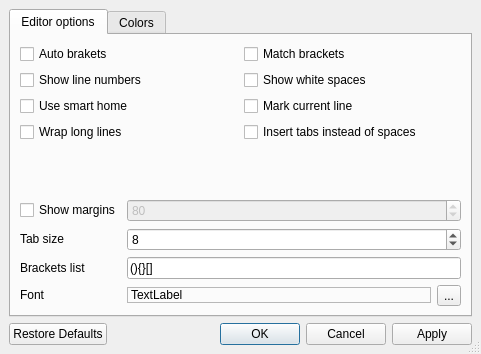
First picture: the form in tools/qtsourceview/demos/demo4/configdialog.ui, repository diegoiast/qtsourceview, before the edit.
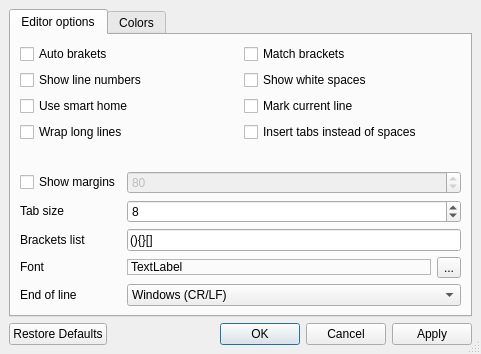
Second picture: the form after the edit. Custom widgets are drawn as their Qt base class.

The edit to the form file:
```diff
--- a/tools/qtsourceview/demos/demo4/configdialog.ui
+++ b/tools/qtsourceview/demos/demo4/configdialog.ui
@@ -292,6 +292,37 @@
            </item>
           </layout>
          </item>
+         <item row="4" column="0" >
+          <widget class="QLabel" name="label_5" >
+           <property name="text" >
+            <string>End of line</string>
+           </property>
+          </widget>
+         </item>
+         <item row="4" column="1" >
+          <widget class="QComboBox" name="endOfLineComboBox" >
+           <item>
+            <property name="text" >
+             <string>Windows (CR/LF)</string>
+            </property>
+           </item>
+           <item>
+            <property name="text" >
+             <string>Unix (CR)</string>
+            </property>
+           </item>
+           <item>
+            <property name="text" >
+             <string>Mac (LF)</string>
+            </property>
+           </item>
+           <item>
+            <property name="text" >
+             <string>Keep original</string>
+            </property>
+           </item>
+          </widget>
+         </item>
         </layout>
        </item>
       </layout>
```
